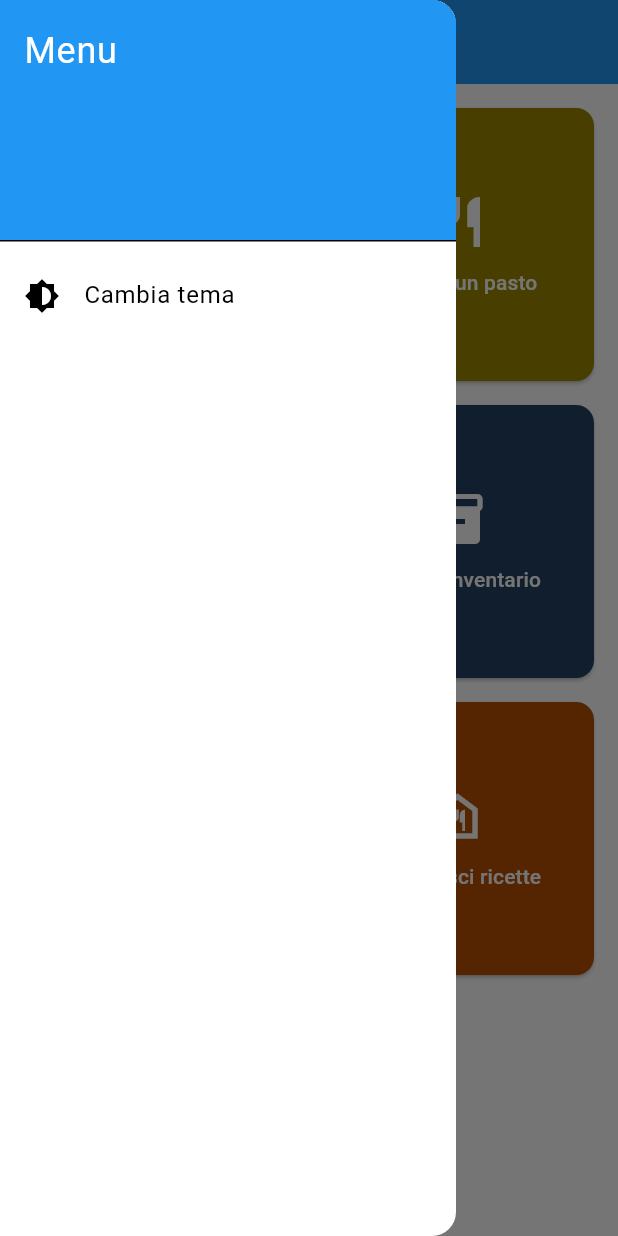
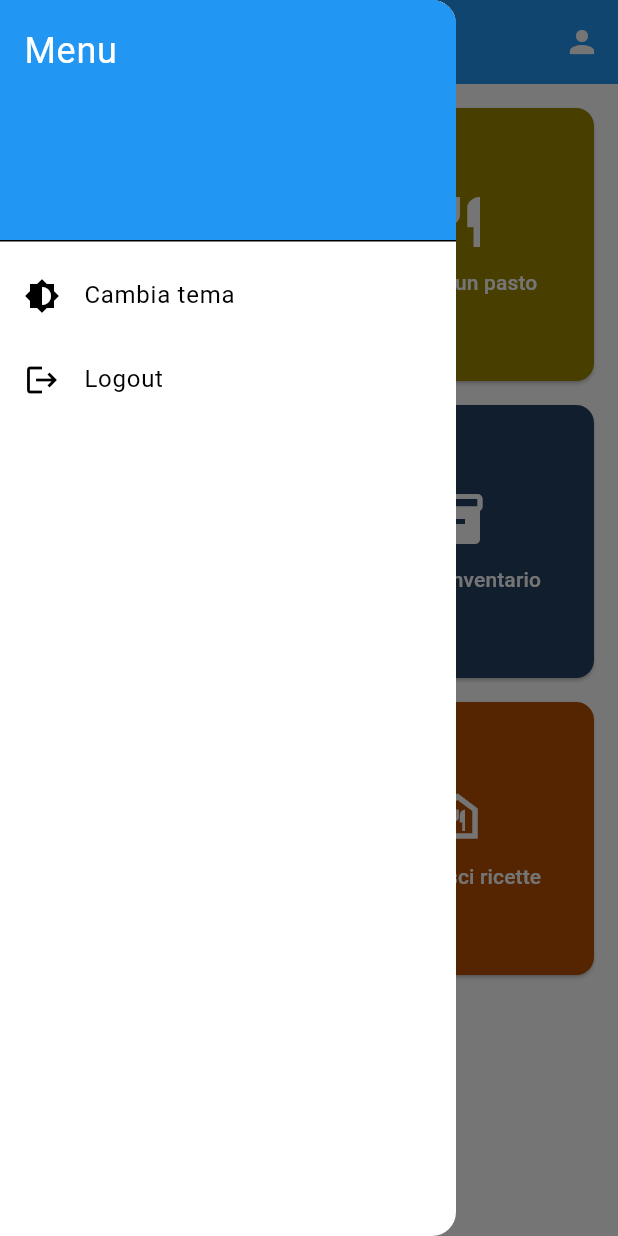
Before and after one commit to andreaferraboli/tracker, a Flutter app: the screen it shows once a user with an empty profile is signed in, in the side drawer, after a tap on the "menu" icon, on a phone screen of 412 x 824 dp. Run offline on Flutter 3.47's test engine with Material 3 defaults, Android fonts, the phone set to English and light mode, and no system bars; our stand-ins replace cloud_firestore, firebase_auth, firebase_core, fl_chart, flutter_riverpod, font_awesome_flutter and 2 more; accounts and stored records are empty; statements that could not run were skipped.

Commit message:
update auth

```diff
--- a/lib/main.dart
+++ b/lib/main.dart
@@ -5,6 +5,9 @@ import 'package:firebase_auth/firebase_auth.dart';
 import 'package:tracker/firebase_options.dart';
 import 'package:tracker/routes/auth.dart';
 import 'package:tracker/routes/recipe_tips_screen.dart';
+import 'package:tracker/providers/user_provider.dart';
+import 'package:flutter_riverpod/flutter_riverpod.dart';
+import 'package:tracker/routes/user_screen.dart';
 import 'routes/home_screen.dart';
 import 'routes/shopping_screen.dart';
 import 'routes/add_meal_screen.dart';
@@ -70,6 +73,7 @@ class _MyAppState extends State<MyApp> {
       ),
       routes: {
         '/shopping': (context) => const ShoppingScreen(),
+        '/user': (context) => UserScreen(),
         '/addMeal': (context) => const AddMealScreen(),
         '/viewExpenses': (context) => const ViewExpensesScreen(),
         '/inventory': (context) => const InventoryScreen(),
@@ -80,7 +84,6 @@ class _MyAppState extends State<MyApp> {
   }
 }
 
-// Definizione del tema chiaro
 final ThemeData _lightTheme = ThemeData(
   brightness: Brightness.light,
   primarySwatch: Colors.blue,
@@ -110,7 +113,6 @@ final ThemeData _lightTheme = ThemeData(
   iconTheme: const IconThemeData(color: Colors.blue),
 );
 
-// Definizione del tema scuro
 final ThemeData _darkTheme = ThemeData(
   brightness: Brightness.dark,
   primarySwatch: Colors.deepPurple,
--- a/lib/routes/auth.dart
+++ b/lib/routes/auth.dart
@@ -18,14 +18,21 @@ class _AuthPageState extends State<AuthPage> {
   // Funzione per autenticare l'utente
   Future<void> _authenticateUser() async {
     try {
-      // Login o creazione dell'account
+      UserCredential userCredential;
       if (isLogin) {
-        await _auth.signInWithEmailAndPassword(
+        userCredential = await _auth.signInWithEmailAndPassword(
           email: _emailController.text.trim(),
           password: _passwordController.text.trim(),
         );
       } else {
-        await _auth.createUserWithEmailAndPassword(
+        if (_passwordController.text.trim() != _confirmPasswordController.text.trim()) {
+          ScaffoldMessenger.of(context).showSnackBar(
+            const SnackBar(content: Text('Passwords do not match')),
+          );
+          return;
+        }
+
+        userCredential = await _auth.createUserWithEmailAndPassword(
           email: _emailController.text.trim(),
           password: _passwordController.text.trim(),
         );
@@ -50,6 +57,8 @@ class _AuthPageState extends State<AuthPage> {
     // Rilascia i controller quando non sono più necessari
     _emailController.dispose();
     _passwordController.dispose();
+    _confirmPasswordController.dispose();
+    _usernameController.dispose();
     super.dispose();
   }
 
@@ -66,9 +75,22 @@ class _AuthPageState extends State<AuthPage> {
           child: Column(
             mainAxisAlignment: MainAxisAlignment.center,
             children: [
+              if (!isLogin)
+                TextFormField(
+                  controller: _usernameController,
+                  decoration: const InputDecoration(labelText: 'Username'),
+                  validator: (value) {
+                    if (value == null || value.isEmpty) {
+                      return 'Please enter your username';
+                    }
+                    return null;
+                  },
+                ),
+              const SizedBox(height: 16),
               TextFormField(
                 controller: _emailController,
                 decoration: const InputDecoration(labelText: 'Email'),
+                keyboardType: TextInputType.emailAddress,
                 validator: (value) {
                   if (value == null || value.isEmpty) {
                     return 'Please enter your email';
@@ -88,6 +110,20 @@ class _AuthPageState extends State<AuthPage> {
                   return null;
                 },
               ),
+              if (!isLogin)
+                const SizedBox(height: 16),
+              if (!isLogin)
+                TextFormField(
+                  controller: _confirmPasswordController,
+                  decoration: const InputDecoration(labelText: 'Confirm Password'),
+                  obscureText: true,
+                  validator: (value) {
+                    if (value == null || value.isEmpty) {
+                      return 'Please confirm your password';
+                    }
+                    return null;
+                  },
+                ),
               const SizedBox(height: 24),
               ElevatedButton(
                 onPressed: () {
@@ -103,9 +139,7 @@ class _AuthPageState extends State<AuthPage> {
                     isLogin = !isLogin;
                   });
                 },
-                child: Text(isLogin
-                    ? 'Create an account'
-                    : 'Already have an account? Login'),
+                child: Text(isLogin ? 'Create an account' : 'Already have an account? Login'),
               ),
             ],
           ),
--- a/lib/routes/home_screen.dart
+++ b/lib/routes/home_screen.dart
@@ -28,19 +28,40 @@ class HomeScreen extends StatelessWidget {
         ),
         actions: [
           if (user == null)
+            Row(
+              children: [
+                Padding(
+                  padding: const EdgeInsets.symmetric(horizontal: 16.0),
+                  child: Text(
+                    "accedi/registrati",
+                    style: const TextStyle(fontSize: 16),
+                  ),
+                ),
                 IconButton(
                   icon: const Icon(Icons.login),
                   onPressed: () {
                     Navigator.pushNamed(context, '/login');
                   },
+                ),
+              ],
             )
           else
+            Row(
+              children: [
                 Padding(
                   padding: const EdgeInsets.symmetric(horizontal: 16.0),
                   child: Text(
-                user!.email ?? '',
+                    user.displayName ?? '',
                     style: const TextStyle(fontSize: 16),
                   ),
+                ),
+                IconButton(
+                  icon: const Icon(Icons.person),
+                  onPressed: () {
+                    Navigator.pushNamed(context, '/user');
+                  },
+                ),
+              ],
             ),
         ],
       ),
@@ -65,6 +86,14 @@ class HomeScreen extends StatelessWidget {
               title: const Text('Cambia tema'),
               onTap: () {
                 toggleTheme(); // Chiama la funzione per cambiare il tema
+                Navigator.pop(context); // Chiude il drawer
+              },
+            ),
+            ListTile(
+              leading: const Icon(Icons.logout),
+              title: const Text('Logout'),
+              onTap: () {
+                FirebaseAuth.instance.signOut(); // Effettua il logout
                 Navigator.pop(context); // Chiude il drawer
               },
             ),
```
Also changed, not shown: lib/providers/user_provider.dart (added, +14 -0 lines), lib/routes/user_screen.dart (added, +31 -0 lines), lib/services/user_provider.dart (deleted, +0 -21 lines). Lines whose indentation alone changed are shown as unchanged.
